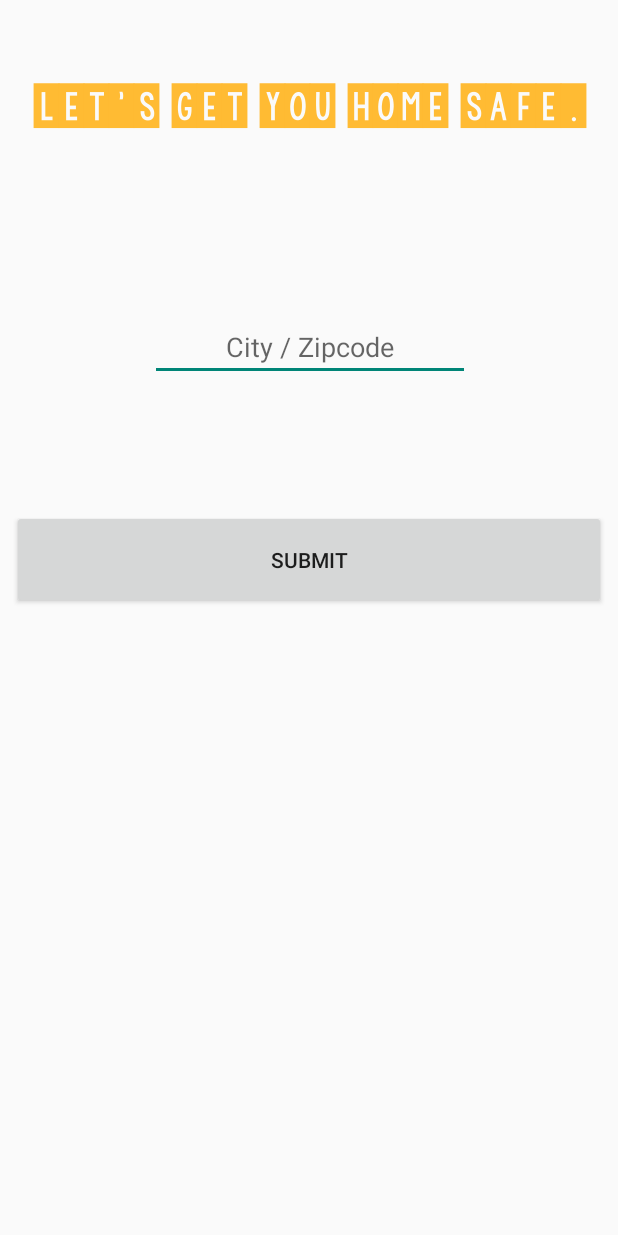
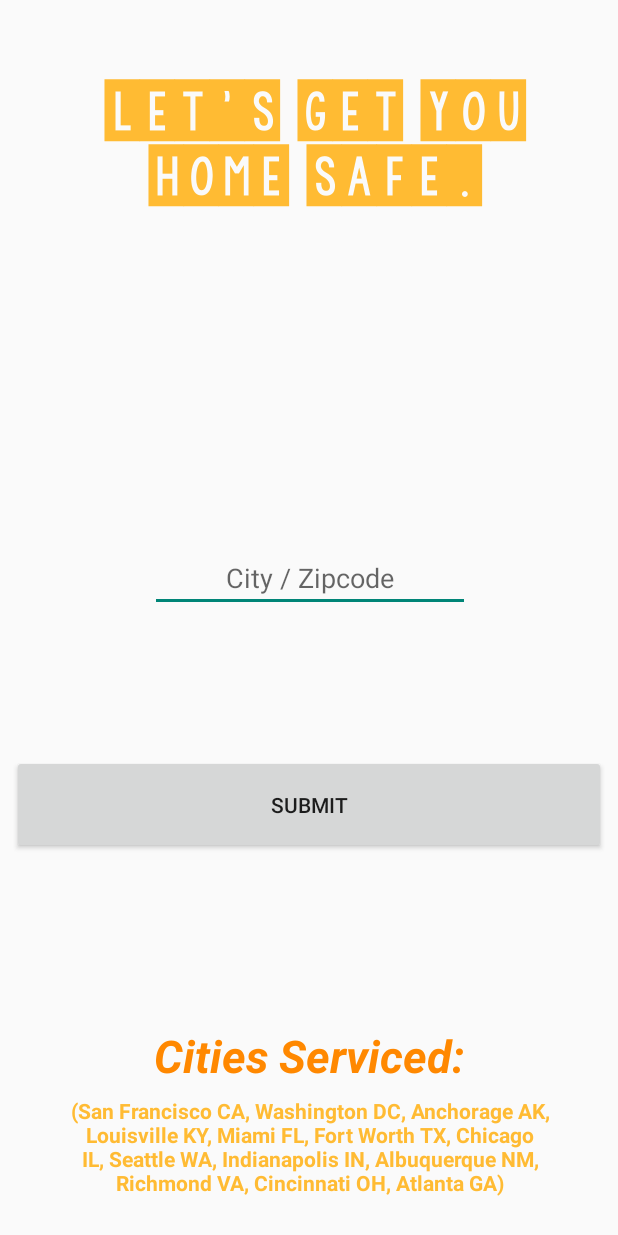
Before and after one commit to ColinJB/PeaceofMind, an Android app: the screen it shows after launch (MainActivity), on a phone screen of 412 x 824 dp. Run offline under Robolectric (Android 15) with nearby library versions, the phone set to English and light mode, and no system bars; our stand-ins replace ButterKnife.

Commit message:
add some style and textview

```diff
--- a/app/src/main/res/layout/activity_main.xml
+++ b/app/src/main/res/layout/activity_main.xml
@@ -8,23 +8,23 @@
 
     <TextView
         android:id="@+id/sloganHome"
-        android:layout_width="379dp"
-        android:layout_height="59dp"
+        android:layout_width="370dp"
+        android:layout_height="105dp"
         android:text="Let's get you home safe."
         android:textAlignment="center"
         android:textColor="@android:color/holo_orange_light"
-        android:textSize="40sp"
+        android:textSize="55sp"
         android:textStyle="bold"
         app:layout_constraintBottom_toBottomOf="parent"
-        app:layout_constraintHorizontal_bias="0.523"
+        app:layout_constraintHorizontal_bias="0.6"
         app:layout_constraintLeft_toLeftOf="parent"
         app:layout_constraintRight_toRightOf="parent"
         app:layout_constraintTop_toTopOf="parent"
-        app:layout_constraintVertical_bias="0.072" />
+        app:layout_constraintVertical_bias="0.073" />
 
     <Button
         android:id="@+id/locationInputHomeButton"
-        android:layout_width="match_parent"
+        android:layout_width="0dp"
         android:layout_height="66dp"
         android:layout_marginBottom="8dp"
         android:layout_marginLeft="8dp"
@@ -37,7 +37,9 @@
         app:layout_constraintLeft_toLeftOf="parent"
         app:layout_constraintRight_toRightOf="parent"
         app:layout_constraintTop_toTopOf="parent"
-        app:layout_constraintVertical_bias="0.447" />
+        app:layout_constraintVertical_bias="0.668"
+        android:layout_marginStart="8dp"
+        android:layout_marginEnd="8dp" />
 
     <EditText
         android:id="@+id/locationInputHome"
@@ -56,6 +58,49 @@
         app:layout_constraintLeft_toLeftOf="parent"
         app:layout_constraintRight_toRightOf="parent"
         app:layout_constraintTop_toBottomOf="@+id/sloganHome"
-        app:layout_constraintVertical_bias="0.523" />
+        app:layout_constraintVertical_bias="0.692"
+        android:layout_marginStart="8dp"
+        android:layout_marginEnd="8dp" />
+
+    <TextView
+        android:id="@+id/citiesListHome"
+        android:layout_width="351dp"
+        android:layout_height="85dp"
+        android:layout_marginBottom="8dp"
+        android:layout_marginEnd="8dp"
+        android:layout_marginLeft="8dp"
+        android:layout_marginRight="8dp"
+        android:layout_marginStart="8dp"
+        android:layout_marginTop="8dp"
+        android:text="(San Francisco CA, Washington DC, Anchorage AK, Louisville KY, Miami FL, Fort Worth TX, Chicago IL, Seattle WA, Indianapolis IN, Albuquerque NM, Richmond VA, Cincinnati OH, Atlanta GA)"
+        android:textAlignment="center"
+        android:textColor="@android:color/holo_orange_light"
+        android:textStyle="bold"
+        app:layout_constraintBottom_toBottomOf="parent"
+        app:layout_constraintHorizontal_bias="0.529"
+        app:layout_constraintLeft_toLeftOf="parent"
+        app:layout_constraintRight_toRightOf="parent"
+        app:layout_constraintTop_toBottomOf="@+id/locationInputHomeButton"
+        app:layout_constraintVertical_bias="1.0" />
+
+    <TextView
+        android:id="@+id/citiesListTitleHome"
+        android:layout_width="266dp"
+        android:layout_height="39dp"
+        android:layout_marginBottom="8dp"
+        android:layout_marginLeft="8dp"
+        android:layout_marginRight="8dp"
+        android:layout_marginTop="8dp"
+        android:text="Cities Serviced:"
+        android:textAlignment="center"
+        android:textColor="@android:color/holo_orange_dark"
+        android:textSize="30sp"
+        android:textStyle="bold|italic"
+        app:layout_constraintBottom_toTopOf="@+id/citiesListHome"
+        app:layout_constraintLeft_toLeftOf="parent"
+        app:layout_constraintRight_toRightOf="parent"
+        app:layout_constraintTop_toBottomOf="@+id/locationInputHomeButton"
+        app:layout_constraintVertical_bias="1.0"
+        tools:layout_editor_absoluteX="58dp" />
 
 </android.support.constraint.ConstraintLayout>
```
